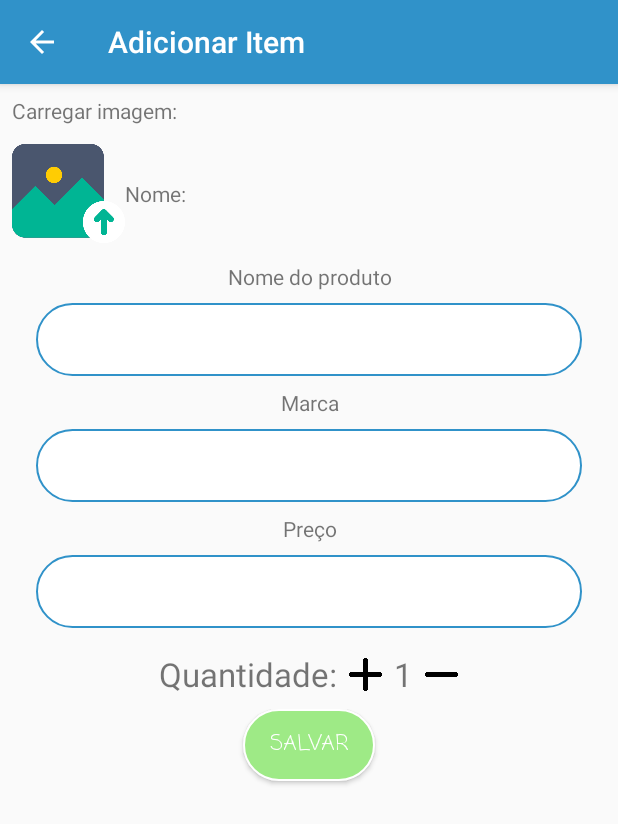
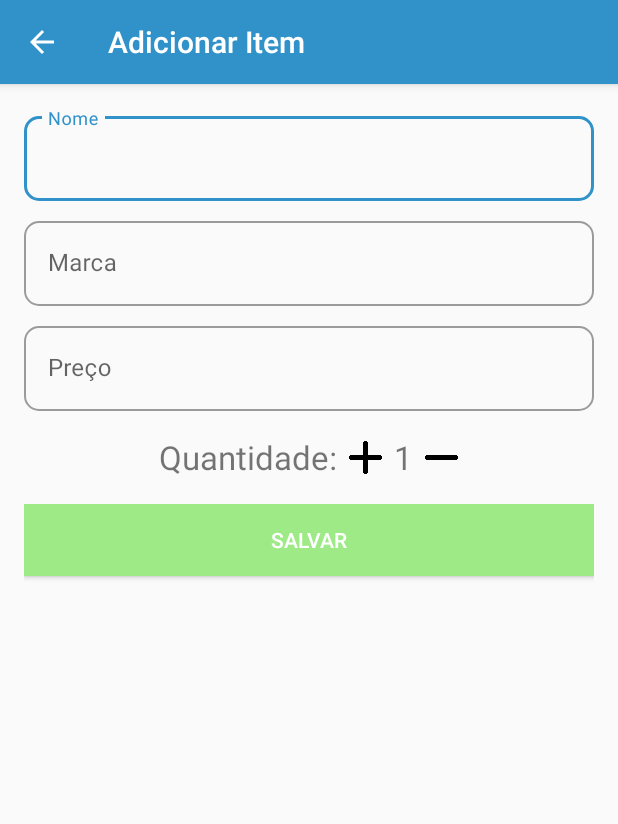
Before and after one commit to jailsonsilvajr/mylist, an Android app: the AddItemActivity screen opened directly, with no data from a screen before it, on a phone screen of 412 x 824 dp. Shown: the top 824 px of the screen. Run offline under Robolectric (Android 15) with nearby library versions, the phone set to English and light mode, and no system bars.

Commit message:
Aplicando Material Design e removendo load de imagem

```diff
--- a/app/src/main/java/com/jailson/mylist/activity/AddItemActivity.java
+++ b/app/src/main/java/com/jailson/mylist/activity/AddItemActivity.java
@@ -1,19 +1,16 @@
 package com.jailson.mylist.activity;
 
-import androidx.annotation.Nullable;
 import androidx.appcompat.app.AppCompatActivity;
 
-import android.content.Intent;
-import android.graphics.Bitmap;
 import android.os.AsyncTask;
 import android.os.Bundle;
 import android.view.MenuItem;
 import android.view.View;
 import android.widget.Button;
-import android.widget.EditText;
 import android.widget.ImageView;
 import android.widget.TextView;
 
+import com.google.android.material.textfield.TextInputLayout;
 import com.jailson.mylist.R;
 import com.jailson.mylist.object.Item;
 import com.jailson.mylist.object.List;
@@ -21,11 +18,9 @@ import com.jailson.mylist.service.Service;
 
 public class AddItemActivity extends AppCompatActivity {
 
-    private ImageView imageview_item_load;
-    private TextView textview_item_name_img;
-    private EditText edittext_item_name;
-    private EditText edittext_item_mark;
-    private EditText edittext_item_price;
+    private TextInputLayout textInputLayout_name;
+    private TextInputLayout textInputLayout_mark;
+    private TextInputLayout textInputLayout_price;
     private ImageView imageview_item_add;
     private ImageView imageview_item_less;
     private TextView textview_item_qtd;
@@ -47,7 +42,6 @@ public class AddItemActivity extends AppCompatActivity {
         this.list = (List) getIntent().getSerializableExtra("list");
 
         init_views();
-        load_img();
         click_button_save();
         add_less_qtd();
     }
@@ -83,9 +77,9 @@ public class AddItemActivity extends AppCompatActivity {
             public void onClick(View v) {
 
                 Item item = new Item(0,
-                        edittext_item_name.getText().toString(),
-                        edittext_item_mark.getText().toString(),
-                        Double.parseDouble(String.valueOf(edittext_item_price.getText())),
+                        textInputLayout_name.getEditText().getText().toString(),
+                        textInputLayout_mark.getEditText().getText().toString(),
+                        Double.parseDouble(String.valueOf(textInputLayout_price.getEditText().getText())),
                         Integer.parseInt(String.valueOf(textview_item_qtd.getText())),
                         list.getId(),
                         "url_img");
@@ -96,40 +90,11 @@ public class AddItemActivity extends AppCompatActivity {
         });
     }
 
-    private void load_img() {
-
-        this.imageview_item_load.setOnClickListener(new View.OnClickListener() {
-            @Override
-            public void onClick(View v) {
-
-                Intent intent = new Intent("android.media.action.IMAGE_CAPTURE");
-                startActivityForResult(intent, 0);
-            }
-        });
-    }
-
-    @Override
-    protected void onActivityResult(int requestCode, int resultCode, @Nullable Intent data) {
-
-        if(data != null){
-
-            Bundle bundle = data.getExtras();
-            if(bundle != null){
-
-                Bitmap img = (Bitmap) bundle.get("data");
-                //img.createScaledBitmap(img, 150, 150, false);
-                this.imageview_item_load.setImageBitmap(img);
-            }
-        }
-    }
-
     private void init_views() {
 
-        this.imageview_item_load = findViewById(R.id.imageview_item_load);
-        this.textview_item_name_img = findViewById(R.id.textview_item_name_img);
-        this.edittext_item_name = findViewById(R.id.edittext_item_name);
-        this.edittext_item_mark = findViewById(R.id.edittext_item_mark);
-        this.edittext_item_price = findViewById(R.id.edittext_item_price);
+        this.textInputLayout_name = findViewById(R.id.edittext_item_name);
+        this.textInputLayout_mark = findViewById(R.id.edittext_item_mark);
+        this.textInputLayout_price = findViewById(R.id.edittext_item_price);
         this.imageview_item_add = findViewById(R.id.imageview_item_add);
         this.imageview_item_less = findViewById(R.id.imageview_item_less);
         this.textview_item_qtd = findViewById(R.id.textview_item_qtd);
--- a/app/src/main/java/com/jailson/mylist/util/AdapterItens.java
+++ b/app/src/main/java/com/jailson/mylist/util/AdapterItens.java
@@ -4,7 +4,6 @@ import android.app.Activity;
 import android.view.View;
 import android.view.ViewGroup;
 import android.widget.BaseAdapter;
-import android.widget.ImageView;
 import android.widget.TextView;
 
 import com.jailson.mylist.R;
@@ -48,7 +47,6 @@ public class AdapterItens extends BaseAdapter {
 
         Item iten = this.itens.get(position);
 
-        ImageView img = view.findViewById(R.id.imageview_iten);
         TextView name = view.findViewById(R.id.textview_name_iten);
         TextView mark = view.findViewById(R.id.textview_mark_iten);
         TextView price = view.findViewById(R.id.textview_price_iten);
@@ -59,8 +57,6 @@ public class AdapterItens extends BaseAdapter {
         price.setText(price.getText() + "" + iten.getPrice());
         qtd.setText(qtd.getText() + "" + iten.getQtd());
 
-        //Picasso.get().load(iten.getUrl_img()).into(img);
-
         return view;
     }
 }
--- a/app/src/main/java/com/jailson/mylist/util/AdapterLists.java
+++ b/app/src/main/java/com/jailson/mylist/util/AdapterLists.java
@@ -2,20 +2,16 @@ package com.jailson.mylist.util;
 
 import android.app.Activity;
 import android.os.AsyncTask;
-import android.util.Log;
 import android.view.View;
 import android.view.ViewGroup;
 import android.widget.BaseAdapter;
 import android.widget.ImageView;
 import android.widget.TextView;
-import android.widget.Toast;
 
 import com.jailson.mylist.R;
-import com.jailson.mylist.activity.ListsActivity;
 import com.jailson.mylist.service.Service;
 
 import java.util.List;
-import java.util.concurrent.ExecutionException;
 
 public class AdapterLists extends BaseAdapter {
 
--- a/app/src/main/res/drawable/background_btn_delete.xml
+++ /dev/null
@@ -1,13 +0,0 @@
-<?xml version="1.0" encoding="utf-8"?>
-<shape
-    xmlns:android="http://schemas.android.com/apk/res/android"
-    android:shape="rectangle">
-
-    <solid android:color="@color/red"></solid>
-
-    <corners android:radius="30dp"></corners>
-
-    <stroke android:width="1dp"
-        android:color="@color/colorAccent"></stroke>
-
-</shape>
--- a/app/src/main/res/drawable/background_btn_save.xml
+++ /dev/null
@@ -1,13 +0,0 @@
-<?xml version="1.0" encoding="utf-8"?>
-<shape
-    xmlns:android="http://schemas.android.com/apk/res/android"
-    android:shape="rectangle">
-
-    <solid android:color="@color/green"></solid>
-
-    <corners android:radius="30dp"></corners>
-
-    <stroke android:width="1dp"
-        android:color="@color/colorAccent"></stroke>
-
-</shape>
--- a/app/src/main/res/drawable/background_edittext.xml
+++ /dev/null
@@ -1,21 +0,0 @@
-<?xml version="1.0" encoding="utf-8"?>
-<shape
-    xmlns:android="http://schemas.android.com/apk/res/android"
-    android:shape="rectangle">
-
-    <solid android:color="@color/colorAccent"></solid>
-
-    <corners android:radius="30dp"></corners>
-
-    <stroke
-        android:width="1dp"
-        android:color="@color/colorPrimary"></stroke>
-
-    <padding
-        android:top="12dp"
-        android:right="8dp"
-        android:bottom="12dp"
-        android:left="12dp"/>
-
-
-</shape>
--- a/app/src/main/res/layout/activity_item.xml
+++ b/app/src/main/res/layout/activity_item.xml
@@ -1,11 +1,8 @@
 <?xml version="1.0" encoding="utf-8"?>
-<LinearLayout
-    xmlns:android="http://schemas.android.com/apk/res/android"
+<LinearLayout xmlns:android="http://schemas.android.com/apk/res/android"
     android:layout_width="match_parent"
     android:layout_height="match_parent"
-    android:layout_marginLeft="8dp"
-    android:layout_marginRight="8dp"
-    android:layout_marginTop="8dp"
+    xmlns:app="http://schemas.android.com/apk/res-auto"
     android:orientation="vertical">
 
     <ScrollView
@@ -17,94 +14,80 @@
                 android:layout_height="match_parent"
                 android:orientation="vertical">
 
-            <TextView
-                android:layout_width="match_parent"
-                android:layout_height="wrap_content"
-                android:text="@string/load_img"
-                android:layout_marginBottom="8dp"/>
-
-            <LinearLayout
-                android:layout_width="match_parent"
-                android:layout_height="wrap_content"
-                android:orientation="horizontal">
-
-                <ImageView
-                    android:id="@+id/imageview_item_load"
-                    android:layout_width="75dp"
-                    android:layout_height="75dp"
-                    android:src="@drawable/icon_upload_img" />
-
-                <TextView
-                    android:layout_width="wrap_content"
-                    android:layout_height="wrap_content"
-                    android:text="@string/name2"
-                    android:layout_gravity="center_vertical"/>
-
-                <TextView
-                    android:id="@+id/textview_item_name_img"
-                    android:layout_width="wrap_content"
-                    android:layout_height="wrap_content"
-                    android:layout_gravity="center_vertical"
-                    android:paddingLeft="8dp" />
-
-
-            </LinearLayout>
-
                 <LinearLayout
                     android:layout_width="match_parent"
                     android:layout_height="wrap_content"
                     android:layout_marginTop="8dp"
                     android:orientation="vertical">
 
-                <TextView
-                    android:layout_width="match_parent"
-                    android:layout_height="wrap_content"
-                    android:text="@string/name_product"
-                    android:gravity="center_horizontal"/>
-
-                <EditText
+                    <com.google.android.material.textfield.TextInputLayout
                         android:id="@+id/edittext_item_name"
                         android:layout_width="match_parent"
                         android:layout_height="wrap_content"
                         android:layout_marginTop="8dp"
                         android:layout_marginLeft="16dp"
                         android:layout_marginRight="16dp"
-                    android:background="@drawable/background_edittext"
-                    android:inputType="text"/>
+                        app:boxCornerRadiusTopStart="10dp"
+                        app:boxCornerRadiusTopEnd="10dp"
+                        app:boxCornerRadiusBottomStart="10dp"
+                        app:boxCornerRadiusBottomEnd="10dp"
+                        style="@style/Widget.MaterialComponents.TextInputLayout.OutlinedBox">
 
-                <TextView
+                        <com.google.android.material.textfield.TextInputEditText
                             android:layout_width="match_parent"
                             android:layout_height="wrap_content"
-                    android:text="@string/mark"
-                    android:layout_marginTop="8dp"
-                    android:gravity="center_horizontal"/>
+                            android:hint="@string/name"
+                            android:inputType="text">
 
-                <EditText
+                        </com.google.android.material.textfield.TextInputEditText>
+
+                    </com.google.android.material.textfield.TextInputLayout>
+
+                    <com.google.android.material.textfield.TextInputLayout
                         android:id="@+id/edittext_item_mark"
                         android:layout_width="match_parent"
                         android:layout_height="wrap_content"
                         android:layout_marginTop="8dp"
+                        android:layout_marginRight="16dp"
                         android:layout_marginLeft="16dp"
-                    android:layout_marginRight="16dp"
-                    android:background="@drawable/background_edittext"
-                    android:inputType="text"/>
+                        app:boxCornerRadiusTopStart="10dp"
+                        app:boxCornerRadiusTopEnd="10dp"
+                        app:boxCornerRadiusBottomStart="10dp"
+                        app:boxCornerRadiusBottomEnd="10dp"
+                        style="@style/Widget.MaterialComponents.TextInputLayout.OutlinedBox">
 
-                <TextView
+                        <com.google.android.material.textfield.TextInputEditText
                             android:layout_width="match_parent"
                             android:layout_height="wrap_content"
-                    android:text="@string/price"
-                    android:layout_marginTop="8dp"
-                    android:gravity="center_horizontal"/>
+                            android:hint="@string/mark"
+                            android:inputType="text">
 
-                <EditText
+                        </com.google.android.material.textfield.TextInputEditText>
+
+                    </com.google.android.material.textfield.TextInputLayout>
+
+                    <com.google.android.material.textfield.TextInputLayout
                         android:id="@+id/edittext_item_price"
                         android:layout_width="match_parent"
                         android:layout_height="wrap_content"
                         android:layout_marginTop="8dp"
                         android:layout_marginLeft="16dp"
                         android:layout_marginRight="16dp"
-                    android:background="@drawable/background_edittext"
-                    android:inputType="text"/>
+                        app:boxCornerRadiusTopStart="10dp"
+                        app:boxCornerRadiusTopEnd="10dp"
+                        app:boxCornerRadiusBottomStart="10dp"
+                        app:boxCornerRadiusBottomEnd="10dp"
+                        style="@style/Widget.MaterialComponents.TextInputLayout.OutlinedBox">
+
+                        <com.google.android.material.textfield.TextInputEditText
+                            android:layout_width="match_parent"
+                            android:layout_height="wrap_content"
+                            android:hint="@string/price"
+                            android:inputType="number">
+
+                        </com.google.android.material.textfield.TextInputEditText>
+
+                    </com.google.android.material.textfield.TextInputLayout>
 
                 </LinearLayout>
 
@@ -148,36 +131,39 @@
                 <LinearLayout
                     android:layout_width="match_parent"
                     android:layout_height="match_parent"
-                android:orientation="vertical"
-                android:layout_marginTop="8dp">
+                    android:layout_marginLeft="16dp"
+                    android:layout_marginRight="16dp"
+                    android:layout_marginTop="16dp"
+                    android:orientation="vertical">
 
                     <Button
                         android:id="@+id/button_item_save"
-                    android:layout_width="wrap_content"
+                        android:layout_width="match_parent"
                         android:layout_height="wrap_content"
                         android:layout_gravity="center_horizontal"
+                        android:layout_marginBottom="14dp"
                         android:elevation="16dp"
                         android:text="@string/save"
-                    android:fontFamily="casual"
                         android:textColor="@color/colorAccent"
-                    android:background="@drawable/background_btn_save"
-                    android:layout_marginBottom="8dp"/>
+                        android:background="@color/green"
+                        android:layout_weight="1"/>
 
                     <Button
                         android:id="@+id/button_item_delete"
-                    android:layout_width="wrap_content"
+                        android:layout_width="match_parent"
                         android:layout_height="wrap_content"
                         android:layout_marginBottom="14dp"
                         android:layout_gravity="center_horizontal"
                         android:elevation="16dp"
                         android:text="@string/delete"
-                    android:fontFamily="casual"
                         android:textColor="@color/colorAccent"
-                    android:background="@drawable/background_btn_delete" />
+                        android:background="@color/red"
+                        android:layout_weight="1"/>
 
                 </LinearLayout>
 
             </LinearLayout>
 
     </ScrollView>
+
 </LinearLayout>
```
Also changed, not shown: app/src/main/java/com/jailson/mylist/activity/AddListActivity.java (+4 -3 lines), app/src/main/java/com/jailson/mylist/activity/EditItemActivity.java (+13 -17 lines), app/src/main/java/com/jailson/mylist/activity/LoginActivity.java (+7 -7 lines), app/src/main/res/drawable/background_btn_login.xml (deleted, +0 -13 lines), app/src/main/res/layout/activity_add_list.xml (+20 -36 lines), app/src/main/res/layout/activity_login.xml (+38 -13 lines). Lines whose indentation alone changed are shown as unchanged.
